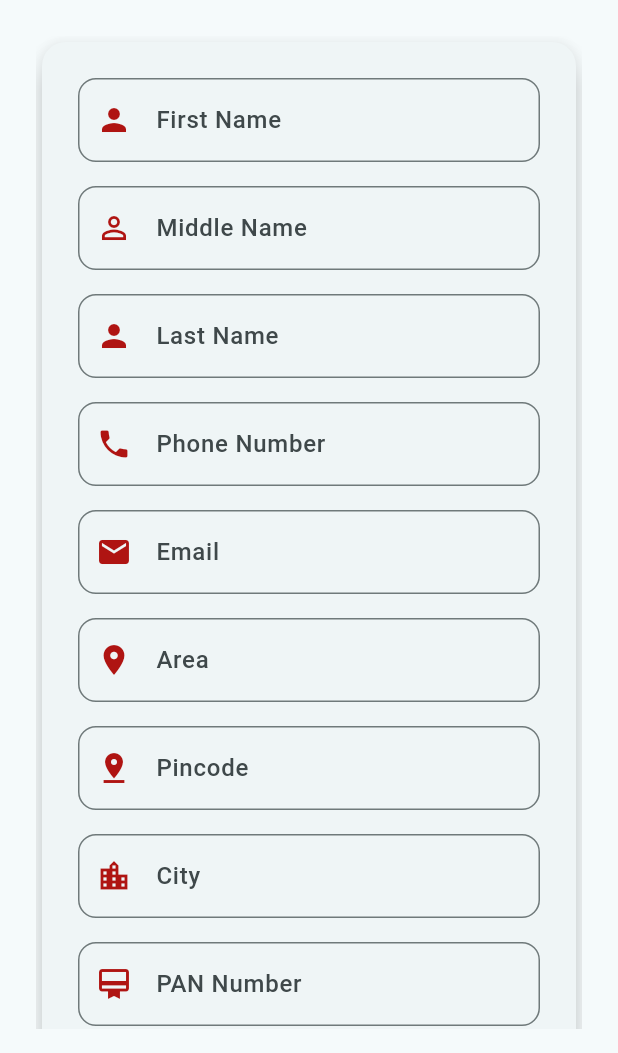
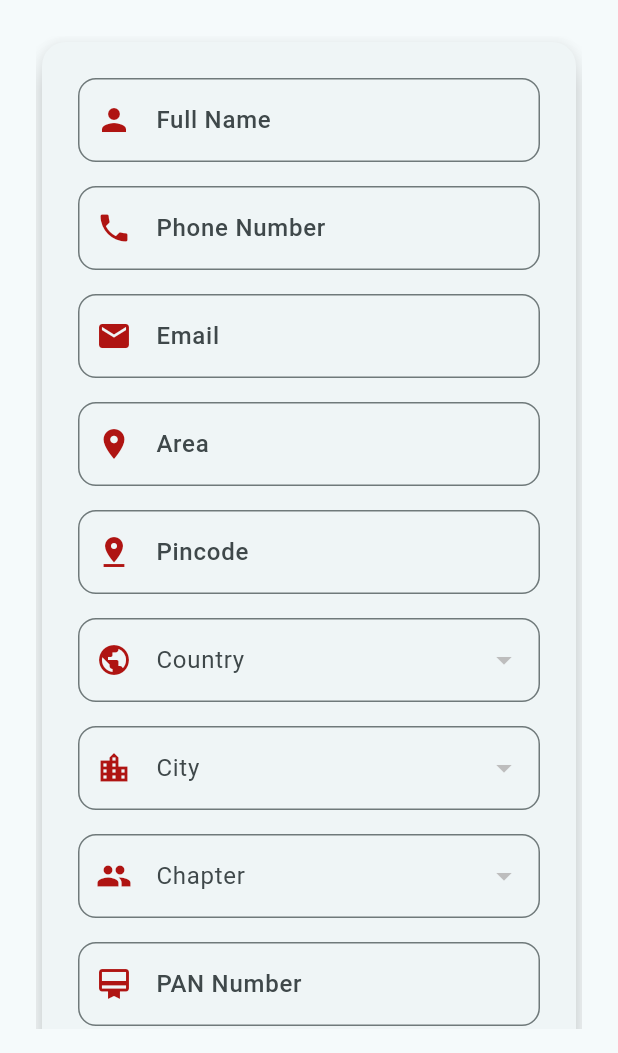
Before and after one commit to Force-Power-Infotech/Multi-Club-App, a Flutter app: the screen it shows after launch, after a tap on "Register", on a phone screen of 412 x 824 dp, the part 183-1236 px from its top. Run offline on Flutter 3.47's test engine with Material 3 defaults, Android fonts, the phone set to English and light mode, and no system bars; our stand-ins replace firebase_core, firebase_messaging, flutter_local_notifications, flutter_map, flutter_rating_bar, hive and 4 more; missing offline and left inert: autocomplete_textfield; accounts and stored records are empty; network calls fail.

Commit message:
Add city and chapter API integration, update registration fields, and enhance event details screen

```diff
--- /dev/null
+++ b/assets/passwordkey.txt
@@ -0,0 +1 @@
+forcempower926573
--- /dev/null
+++ b/lib/bases/api/citychaptername.dart
@@ -0,0 +1,104 @@
+import 'dart:convert';
+import 'package:multi_club_app/bases/webservice.dart';
+import 'package:http/http.dart' as http;
+
+class CityChapterNameAPI {
+  String? processStatus;
+  String? processMessage;
+  List<City>? city;
+  List<Chapter>? chapter;
+  List<Chapter>? country;
+
+  CityChapterNameAPI(
+      {this.processStatus, this.processMessage, this.city, this.chapter});
+
+  CityChapterNameAPI.fromJson(Map<String, dynamic> json) {
+    processStatus = json['process_status'];
+    processMessage = json['process_message'];
+    if (json['city'] != null) {
+      city = <City>[];
+      json['city'].forEach((v) {
+        city!.add(new City.fromJson(v));
+      });
+    }
+    if (json['chapter'] != null) {
+      chapter = <Chapter>[];
+      json['chapter'].forEach((v) {
+        chapter!.add(new Chapter.fromJson(v));
+      });
+    }
+  }
+
+  Map<String, dynamic> toJson() {
+    final Map<String, dynamic> data = new Map<String, dynamic>();
+    data['process_status'] = this.processStatus;
+    data['process_message'] = this.processMessage;
+    if (this.city != null) {
+      data['city'] = this.city!.map((v) => v.toJson()).toList();
+    }
+    if (this.chapter != null) {
+      data['chapter'] = this.chapter!.map((v) => v.toJson()).toList();
+    }
+    return data;
+  }
+
+  static Future<CityChapterNameAPI> citychapter() async {
+    Uri url = Uri.parse("${Webservice.rootURL}${Webservice.user_regd_city_api}");
+    final request = http.MultipartRequest('POST', url);
+
+    request.fields.addAll({
+      'nickname': Webservice.appNickname,
+    });
+    http.StreamedResponse response = await request.send();
+    String responseString = await response.stream.bytesToString();
+    print(responseString);
+    return CityChapterNameAPI.fromJson(jsonDecode(responseString));
+  }
+}
+
+class City {
+  String? city;
+
+  City({this.city});
+
+  City.fromJson(Map<String, dynamic> json) {
+    city = json['city'];
+  }
+
+  Map<String, dynamic> toJson() {
+    final Map<String, dynamic> data = new Map<String, dynamic>();
+    data['city'] = this.city;
+    return data;
+  }
+}
+
+class Chapter {
+  String? chapter;
+
+  Chapter({this.chapter});
+
+  Chapter.fromJson(Map<String, dynamic> json) {
+    chapter = json['chapter'];
+  }
+
+  Map<String, dynamic> toJson() {
+    final Map<String, dynamic> data = new Map<String, dynamic>();
+    data['chapter'] = this.chapter;
+    return data;
+  }
+}
+class Country{
+  String? country;
+
+  Country({this.country});
+
+  Country.fromJson(Map<String, dynamic> json) {
+    country = json['country'];
+  }
+
+  Map<String, dynamic> toJson() {
+    final Map<String, dynamic> data = new Map<String, dynamic>();
+    data['country'] = this.country;
+    return data;
+  }
+}
--- a/lib/bases/api/directory.dart
+++ b/lib/bases/api/directory.dart
@@ -114,6 +114,7 @@ class Data {
   String? imageURLfemale;
   String? city;
   String? global;
+  String? classs;
 
   Data(
       {this.membershipCode,
@@ -128,7 +129,8 @@ class Data {
       this.imageURLfemale,
       this.city,
       this.memberFemaleAge,
-      this.global});
+      this.global,
+      this.classs});
 
   Data.fromJson(Map<String, dynamic> json) {
     membershipCode = json['membership_code'];
@@ -144,6 +146,7 @@ class Data {
     imageURLfemale = json['spouse_image_url'];
     city = json['city'];
     global = json['global'];
+    classs = json['class'];
   }
 
   Map<String, dynamic> toJson() {
@@ -161,6 +164,7 @@ class Data {
     data['spouse_image_url'] = imageURLfemale;
     data['city'] = city;
     data['global'] = global;
+    data['class'] = classs;
     return data;
   }
 }
--- a/lib/bases/api/register.dart
+++ b/lib/bases/api/register.dart
@@ -22,19 +22,28 @@ class RegisterAPI {
     return data;
   }
 
-  static Future<RegisterAPI> directory(String email, String firstname,
-      String middlename, String lastname, String phonenumber, {required String panNumber, required String pincode, required String chapter}) async {
+  static Future<RegisterAPI> directory(
+      String email, String member_name, String phone,
+      {required String panNumber,
+      required String pincode,
+      required String chapter,
+      required String area,
+      required String city,
+      required String address}) async {
     Uri url = Uri.parse("${Webservice.rootURL}${Webservice.ws_user_register}");
     final request = http.MultipartRequest('POST', url);
 
     request.fields.addAll({
       'organization_id': Webservice.appNickname,
       'nickname': Webservice.appNickname,
-      'first_name': firstname,
-      'middle_name': middlename,
-      'last_name': lastname,
-      'phone': phonenumber,
-      'email': email
+      'member_name': member_name,
+      'phone': phone,
+      'email': email,
+      'city': city,
+      'pincode': pincode,
+      'area': area,
+      'chapter': chapter,
+      'address': address
     });
     print(request.fields);
     http.StreamedResponse response = await request.send();
--- a/lib/bases/webservice.dart
+++ b/lib/bases/webservice.dart
@@ -35,4 +35,5 @@ class Webservice {
   static const String ws_user_register = "ws_user_register.php";
   static const String ws_disable_delete = "ws_disable_delete.php";
   static const String ws_active_inactive = "ws_active_inactive.php";
+  static const String user_regd_city_api = "user_regd_city_api.php";
 }
--- a/lib/screens/directory.dart
+++ b/lib/screens/directory.dart
@@ -193,7 +193,7 @@ class _DirectoryState extends State<Directory> {
                                 style: TextStyle(fontWeight: FontWeight.bold)),
                           ),
                           DataColumn(
-                            label: Text('Location',
+                            label: Text('Class',
                                 style: TextStyle(fontWeight: FontWeight.bold)),
                           ),
                         ],
@@ -236,7 +236,7 @@ class _DirectoryState extends State<Directory> {
                                       : null,
                                 ),
                                 DataCell(
-                                  Text(contact.global ?? contact.city ?? ''),
+                                  Text(contact.classs?? ''),
                                 ),
                               ],
                             );
--- a/lib/screens/register_screen.dart
+++ b/lib/screens/register_screen.dart
@@ -4,6 +4,7 @@ import 'package:multi_club_app/bases/api/register.dart';
 import 'package:multi_club_app/bases/themes.dart';
 import 'package:multi_club_app/bases/webservice.dart';
 import 'package:multi_club_app/screens/otp_screen.dart'; // Import your OTP screen
+import 'package:multi_club_app/bases/api/citychaptername.dart';
 
 class RegisterInputScreen extends StatefulWidget {
   const RegisterInputScreen({Key? key}) : super(key: key);
@@ -21,9 +22,33 @@ class _RegisterInputScreenState extends State<RegisterInputScreen> {
   final TextEditingController _emailController = TextEditingController();
   final TextEditingController _areaController = TextEditingController();
   final TextEditingController _pincodeController = TextEditingController();
-  final TextEditingController _cityController = TextEditingController();
   final TextEditingController _panNumberController = TextEditingController();
-  final TextEditingController _chapterController = TextEditingController();
+
+  String? selectedCity;
+  String? selectedChapter;
+  String? selectedCountry;
+  CityChapterNameAPI? apiData;
+  bool isLoading = true;
+
+  @override
+  void initState() {
+    super.initState();
+    loadData();
+  }
+
+  Future<void> loadData() async {
+    try {
+      apiData = await CityChapterNameAPI.citychapter();
+      setState(() {
+        isLoading = false;
+      });
+    } catch (e) {
+      print('Error loading data: $e');
+      setState(() {
+        isLoading = false;
+      });
+    }
+  }
 
   @override
   Widget build(BuildContext context) {
@@ -97,31 +122,16 @@ class _RegisterInputScreenState extends State<RegisterInputScreen> {
                         children: [
                           _buildTextField(
                             controller: _firstNameController,
-                            labelText: 'First Name',
+                            labelText: 'Full Name',
                             icon: Icons.person,
                             validator: (value) {
                               if (value == null || value.isEmpty) {
-                                return 'Please enter your first name';
+                                return 'Please enter your Full name';
                               }
                               return null;
                             },
                           ),
-                          _buildTextField(
-                            controller: _middleNameController,
-                            labelText: 'Middle Name',
-                            icon: Icons.person_outline,
-                          ),
-                          _buildTextField(
-                            controller: _lastNameController,
-                            labelText: 'Last Name',
-                            icon: Icons.person,
-                            validator: (value) {
-                              if (value == null || value.isEmpty) {
-                                return 'Please enter your last name';
-                              }
-                              return null;
-                            },
-                          ),
+
                           _buildTextField(
                             controller: _phoneNumberController,
                             labelText: 'Phone Number',
@@ -176,17 +186,13 @@ class _RegisterInputScreenState extends State<RegisterInputScreen> {
                               return null;
                             },
                           ),
-                          _buildTextField(
-                            controller: _cityController,
-                            labelText: 'City',
-                            icon: Icons.location_city,
-                            validator: (value) {
-                              if (value == null || value.isEmpty) {
-                                return 'Please enter your city';
-                              }
-                              return null;
-                            },
-                          ),
+                          if (isLoading)
+                            const Center(child: CircularProgressIndicator())
+                          else ...[
+                            _buildCountryDropdown(),
+                            _buildCityDropdown(),
+                            _buildChapterDropdown(),
+                          ],
                           _buildTextField(
                             controller: _panNumberController,
                             labelText: 'PAN Number',
@@ -198,17 +204,6 @@ class _RegisterInputScreenState extends State<RegisterInputScreen> {
                               if (!RegExp(r'^[A-Z]{5}[0-9]{4}[A-Z]{1}$')
                                   .hasMatch(value)) {
                                 return 'Please enter a valid PAN number';
-                              }
-                              return null;
-                            },
-                          ),
-                          _buildTextField(
-                            controller: _chapterController,
-                            labelText: 'Chapter',
-                            icon: Icons.group,
-                            validator: (value) {
-                              if (value == null || value.isEmpty) {
-                                return 'Please enter your chapter';
                               }
                               return null;
                             },
@@ -227,12 +222,14 @@ class _RegisterInputScreenState extends State<RegisterInputScreen> {
                                     await RegisterAPI.directory(
                                   _emailController.text,
                                   _firstNameController.text,
-                                  _areaController.text,
-                                  _cityController.text,
                                   _phoneNumberController.text,
                                   panNumber: _panNumberController.text,
                                   pincode: _pincodeController.text,
-                                  chapter: _chapterController.text,
+                                  chapter: selectedChapter!,
+                                  area: _areaController.text,
+                                  city: selectedCity!,
+                                  address: _areaController.text,
+
                                 );
 
                                 if (response.processStatus == 'YES') {
@@ -336,4 +333,88 @@ class _RegisterInputScreenState extends State<RegisterInputScreen> {
       ),
     );
   }
+
+  Widget _buildCityDropdown() {
+    return Padding(
+      padding: const EdgeInsets.only(bottom: 16.0),
+      child: DropdownButtonFormField<String>(
+        value: selectedCity,
+        isExpanded: true,
+        decoration: InputDecoration(
+          labelText: 'City',
+          prefixIcon: Icon(Icons.location_city, color: AppThemes.getBackground()),
+          border: OutlineInputBorder(borderRadius: BorderRadius.circular(12)),
+        ),
+        items: apiData?.city?.map((City city) {
+          return DropdownMenuItem<String>(
+            value: city.city,
+            child: Text(
+              city.city ?? '',
+              overflow: TextOverflow.ellipsis,
+              maxLines: 1,
+            ),
+          );
+        }).toList() ?? [],
+        onChanged: (String? value) {
+          setState(() {
+            selectedCity = value;
+          });
+        },
+        menuMaxHeight: 300,
+        validator: (value) => value == null ? 'Please select a city' : null,
+      ),
+    );
+  }
+
+  Widget _buildChapterDropdown() {
+    return Padding(
+      padding: const EdgeInsets.only(bottom: 16.0),
+      child: DropdownButtonFormField<String>(
+        value: selectedChapter,
+        decoration: InputDecoration(
+          labelText: 'Chapter',
+          prefixIcon: Icon(Icons.group, color: AppThemes.getBackground()),
+          border: OutlineInputBorder(borderRadius: BorderRadius.circular(12)),
+        ),
+        items: apiData?.chapter?.map((Chapter chapter) {
+          return DropdownMenuItem<String>(
+            value: chapter.chapter,
+            child: Text(chapter.chapter ?? ''),
+          );
+        }).toList() ?? [],
+        onChanged: (String? value) {
+          setState(() {
+            selectedChapter = value;
+          });
+        },
+        validator: (value) => value == null ? 'Please select a chapter' : null,
+      ),
+    );
+  }
+
+  Widget _buildCountryDropdown() {
+    return Padding(
+      padding: const EdgeInsets.only(bottom: 16.0),
+      child: DropdownButtonFormField<String>(
+        value: selectedCountry,
+        decoration: InputDecoration(
+          labelText: 'Country',
+          prefixIcon: Icon(Icons.public, color: AppThemes.getBackground()),
+          border: OutlineInputBorder(borderRadius: BorderRadius.circular(12)),
+        ),
+        items: apiData?.country?.map((Chapter country) {
+          return DropdownMenuItem<String>(
+            value: country.chapter,
+            child: Text(country.chapter ?? ''),
+          );
+        }).toList() ?? [],
+        onChanged: (String? value) {
+          setState(() {
+            selectedCountry = value;
+          });
+        },
+        validator: (value) => value == null ? 'Please select a country' : null,
+      ),
+    );
+  }
 }
--- a/pubspec.yaml
+++ b/pubspec.yaml
@@ -16,7 +16,7 @@ publish_to: 'none' # Remove this line if you wish to publish to pub.dev
 # https://developer.apple.com/library/archive/documentation/General/Reference/InfoPlistKeyReference/Articles/CoreFoundationKeys.html
 # In Windows, build-name is used as the major, minor, and patch parts
 # of the product and file versions while build-number is used as the build suffix.
-version: 1.0.2+6
+version: 1.0.4+7
 
 environment:
   sdk: '>=3.2.6 <4.0.0'
@@ -92,7 +92,7 @@ flutter:
   assets:
     - assets/images/
     # - images/a_dot_ham.jpeg
-
+forcepower9330
   # An image asset can refer to one or more resolution-specific "variants", see
   # https://flutter.dev/assets-and-images/#resolution-aware
 
```
Also changed, not shown: lib/screens/event_details_screen.dart (+21 -4 lines), 2 other files.
